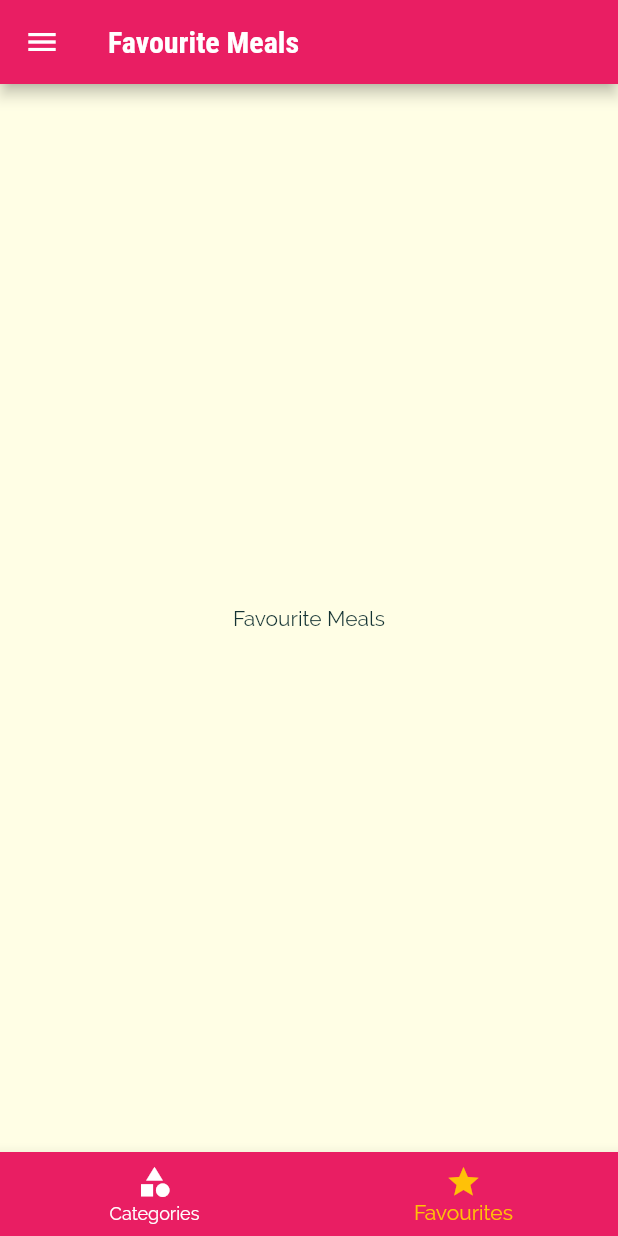
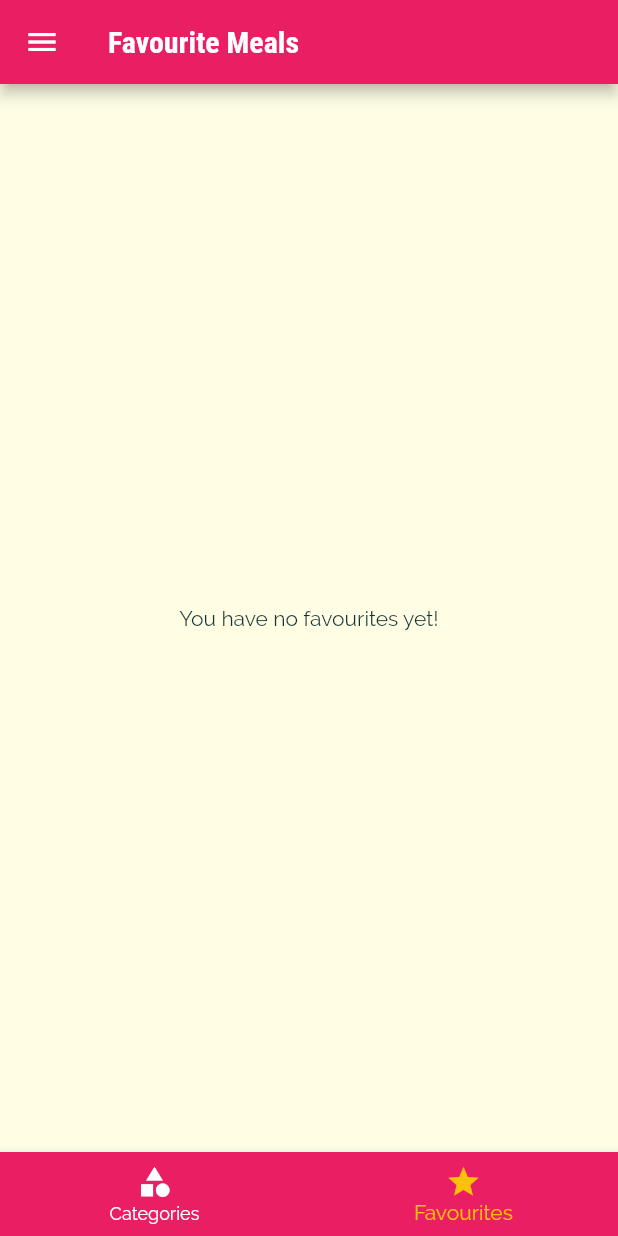
Before and after one commit to afiqaimanafr/meal-app, a Flutter app: the screen it shows after launch, item 2 of the bottom bar chosen, on a phone screen of 412 x 824 dp. Run offline on Flutter 3.47's test engine with Material 2 defaults, Android fonts, the phone set to English and light mode, and no system bars.

Commit message:
latest ui

```diff
--- a/lib/main.dart
+++ b/lib/main.dart
@@ -23,6 +23,7 @@ class _MyAppState extends State<MyApp> {
   };
 
   List<Meal> _availableMeals = DUMMY_MEALS;
+  List<Meal> _favouriteMeals = [];
 
   void _setFilters(Map<String, bool> filterData) {
     setState(() {
@@ -43,6 +44,25 @@ class _MyAppState extends State<MyApp> {
         return true;
       }).toList();
     });
+  }
+
+  void _toggleFavourite(String mealId) {
+    final existingIndex =
+        _favouriteMeals.indexWhere((meal) => meal.id == mealId);
+    if (existingIndex >= 0) {
+      setState(() {
+        _favouriteMeals.removeAt(existingIndex);
+      });
+    } else {
+      setState(() {
+        _favouriteMeals
+            .add(DUMMY_MEALS.firstWhere((meal) => meal.id == mealId));
+      });
+    }
+  }
+
+  bool _isMealFavourite(String id) {
+    return _favouriteMeals.any((meal) => meal.id == id);
   }
 
   @override
@@ -71,10 +91,11 @@ class _MyAppState extends State<MyApp> {
       initialRoute: '/',
       debugShowCheckedModeBanner: false,
       routes: {
-        '/': (ctx) => TabsScreen(),
+        '/': (ctx) => TabsScreen(_favouriteMeals),
         CategoryMealsScreen.routeNamme: (ctx) =>
             CategoryMealsScreen(_availableMeals),
-        MealDetailScreen.routeName: (ctx) => MealDetailScreen(),
+        MealDetailScreen.routeName: (ctx) =>
+            MealDetailScreen(_toggleFavourite, _isMealFavourite),
         FiltersScreen.routeName: (ctx) => FiltersScreen(_setFilters, _filters),
       },
 
--- a/lib/screens/favourites_screen.dart
+++ b/lib/screens/favourites_screen.dart
@@ -1,10 +1,30 @@
 import 'package:flutter/material.dart';
+import '../widgets/meal_item.dart';
+import '../models/meal.dart';
 
 class FavouritesScreen extends StatelessWidget {
+  final List<Meal> favouriteMeals;
+  FavouritesScreen(this.favouriteMeals);
   @override
   Widget build(BuildContext context) {
-    return Center(
-      child: Text('Favourite Meals'),
-    );
+    if (favouriteMeals.isEmpty) {
+      return Center(
+        child: Text('You have no favourites yet!'),
+      );
+    } else {
+      return ListView.builder(
+        itemBuilder: (ctx, index) {
+          return MealItem(
+            id: favouriteMeals[index].id,
+            title: favouriteMeals[index].title,
+            imageUrl: favouriteMeals[index].imageUrl,
+            duration: favouriteMeals[index].duration,
+            complexity: favouriteMeals[index].complexity,
+            affordability: favouriteMeals[index].affordability,
+          );
+        },
+        itemCount: favouriteMeals.length,
+      );
+    }
   }
 }
--- a/lib/screens/tabs_screen.dart
+++ b/lib/screens/tabs_screen.dart
@@ -1,20 +1,33 @@
 import 'package:flutter/material.dart';
+import '../models/meal.dart';
 import '../widgets/main_drawer.dart';
 import './categories_screen.dart';
 import './favourites_screen.dart';
 
 class TabsScreen extends StatefulWidget {
+  final List<Meal> favouriteMeals;
+
+  TabsScreen(this.favouriteMeals);
   @override
   _TabsScreenState createState() => _TabsScreenState();
 }
 
 class _TabsScreenState extends State<TabsScreen> {
-  final List<Map<String, Object>> _pages = [
-    {'page': CategoriesScreen(), 'title': 'Categories'},
-    {'page': FavouritesScreen(), 'title': 'Favourite Meals'},
-  ];
+  List<Map<String, Object>> _pages;
 
   int _selectedPageIndex = 0;
+
+  @override
+  void initState() {
+    _pages = [
+      {'page': CategoriesScreen(), 'title': 'Categories'},
+      {
+        'page': FavouritesScreen(widget.favouriteMeals),
+        'title': 'Favourite Meals'
+      },
+    ];
+    super.initState();
+  }
 
   void _selectPage(int index) {
     setState(() {
--- a/lib/widgets/meal_item.dart
+++ b/lib/widgets/meal_item.dart
@@ -9,7 +9,6 @@ class MealItem extends StatelessWidget {
   final int duration;
   final Complexity complexity;
   final Affordability affordability;
-  final Function removeItem;
 
   MealItem({
     @required this.id,
@@ -18,7 +17,6 @@ class MealItem extends StatelessWidget {
     @required this.duration,
     @required this.complexity,
     @required this.affordability,
-    @required this.removeItem,
   });
 
   String get complexityText {
@@ -61,7 +59,7 @@ class MealItem extends StatelessWidget {
     )
         .then((result) {
       if (result != null) {
-        removeItem(result);
+        // removeItem(result);
       }
     });
   }
```
Also changed, not shown: lib/screens/category_meals_screen.dart (+0 -7 lines), lib/screens/meal_detail_screen.dart (+7 -4 lines).
